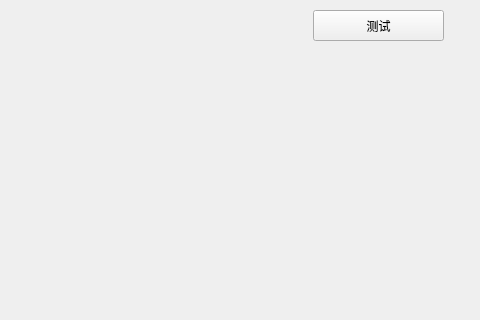
KikyoShaw/ffmpeg-animation, file FFMPEGEAnimation/FFMPEGEAnimation/ffAnimationTest.ui: the form before one commit; both pictures show x 227 to 707 and y 0 to 320 of the 707 by 768 pixel window.
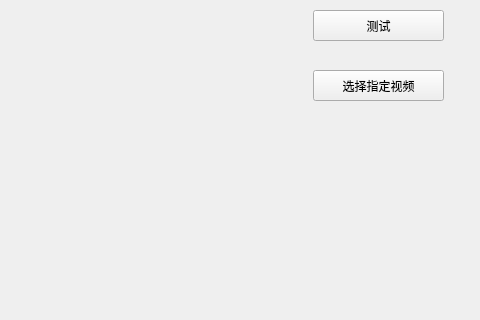
The form after the commit. Custom widgets are drawn as their Qt base class.

```diff
--- a/FFMPEGEAnimation/FFMPEGEAnimation/ffAnimationTest.ui
+++ b/FFMPEGEAnimation/FFMPEGEAnimation/ffAnimationTest.ui
@@ -36,6 +36,19 @@
     <string>测试</string>
    </property>
   </widget>
+  <widget class="QPushButton" name="pushButton_2">
+   <property name="geometry">
+    <rect>
+     <x>540</x>
+     <y>70</y>
+     <width>131</width>
+     <height>31</height>
+    </rect>
+   </property>
+   <property name="text">
+    <string>选择指定视频</string>
+   </property>
+  </widget>
  </widget>
  <layoutdefault spacing="6" margin="11"/>
  <customwidgets>
```
